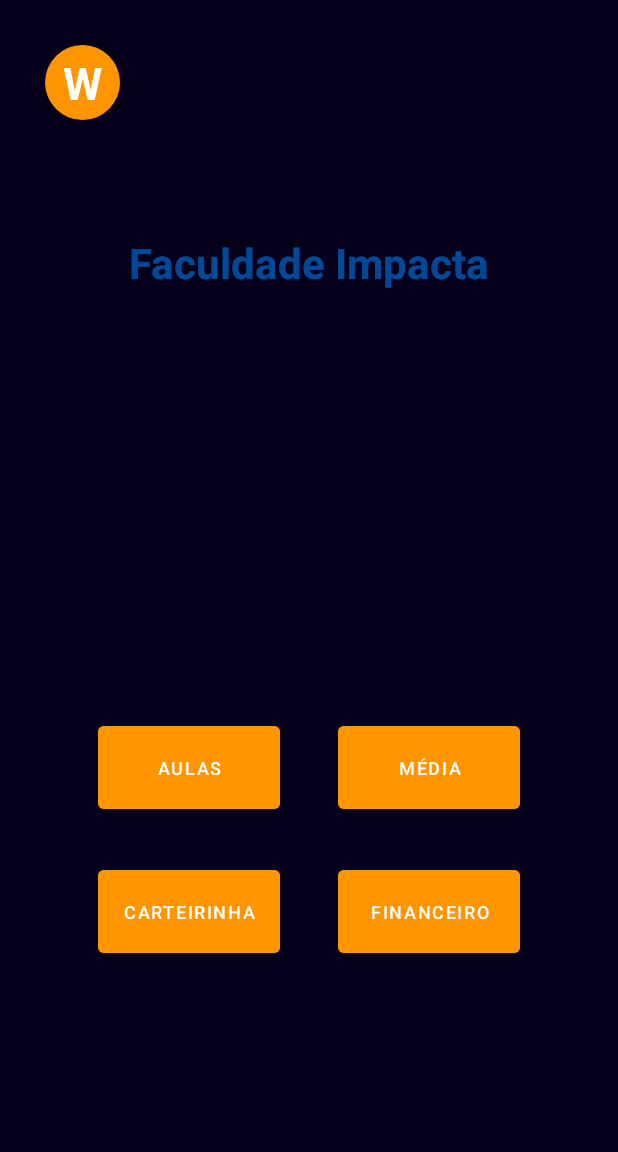
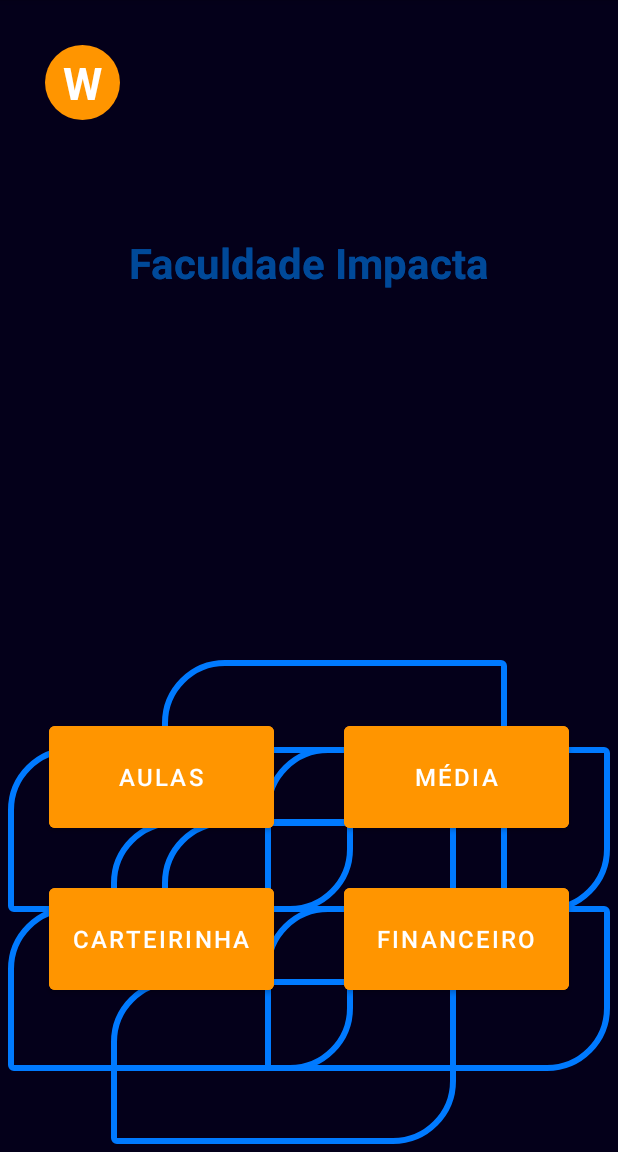
Before and after one commit to WallyssonSousa/carteira-aluno, an Android app: the screen it shows after launch (MainActivity), on a phone screen of 412 x 824 dp, the part 84-1236 px from its top. Run offline under Robolectric (Android 15) with nearby library versions, the phone set to English and light mode, and no system bars.

Commit message:
adicionando grades azuis entre os botões de navegação

```diff
--- /dev/null
+++ b/app/src/main/res/drawable/border.xml
@@ -0,0 +1,10 @@
+<?xml version="1.0" encoding="utf-8"?>
+<shape xmlns:android="http://schemas.android.com/apk/res/android">
+    <stroke android:width="4dp" android:color="#007AFF" /> <!-- Borda azul -->
+
+    <corners
+        android:topLeftRadius="40dp"
+        android:topRightRadius="2dp"
+        android:bottomLeftRadius="2dp"
+        android:bottomRightRadius="40dp" />
+</shape>
--- a/app/src/main/res/layout/activity_main.xml
+++ b/app/src/main/res/layout/activity_main.xml
@@ -34,6 +34,13 @@
 
     </FrameLayout>
 
+<!--    <ImageView-->
+<!--        android:layout_width="wrap_content"-->
+<!--        android:layout_height="wrap_content"-->
+<!--        android:background="@drawable/img/img_logo_impacta.png"/>-->
+
+
+
     <TextView
         android:id="@+id/txtFaculdade2"
         android:layout_width="wrap_content"
@@ -64,59 +71,158 @@
 
     <Button
         android:id="@+id/btnMedia"
-        android:layout_width="121dp"
-        android:layout_height="67dp"
+        android:layout_width="150dp"
+        android:layout_height="80dp"
         android:layout_marginTop="284dp"
         android:backgroundTint="#FF9500"
         android:text="Média"
         android:textColor="@android:color/white"
-        android:textSize="12dp"
+        android:textSize="16dp"
+        android:elevation="20dp"
         app:layout_constraintEnd_toEndOf="parent"
-        app:layout_constraintHorizontal_bias="0.775"
+        app:layout_constraintHorizontal_bias="0.875"
         app:layout_constraintStart_toStartOf="parent"
         app:layout_constraintTop_toBottomOf="@id/txtFaculdade" />
 
     <Button
         android:id="@+id/btnAulas"
-        android:layout_width="121dp"
-        android:layout_height="67dp"
+        android:layout_width="150dp"
+        android:layout_height="80dp"
         android:layout_marginTop="284dp"
         android:backgroundTint="#FF9500"
         android:text="Aulas"
         android:textColor="@android:color/white"
-        android:textSize="12dp"
+        android:textSize="16dp"
+        android:elevation="2dp"
         app:layout_constraintEnd_toEndOf="parent"
-        app:layout_constraintHorizontal_bias="0.225"
+        app:layout_constraintHorizontal_bias="0.125"
         app:layout_constraintStart_toStartOf="parent"
         app:layout_constraintTop_toBottomOf="@id/txtFaculdade" />
 
     <Button
         android:id="@+id/btnCarteirinha"
-        android:layout_width="121dp"
-        android:layout_height="67dp"
-        android:layout_marginTop="380dp"
+        android:layout_width="150dp"
+        android:layout_height="80dp"
+        android:layout_marginTop="392dp"
         android:backgroundTint="#FF9500"
         android:text="Carteirinha"
         android:textColor="@android:color/white"
-        android:textSize="12dp"
+        android:textSize="16dp"
         app:layout_constraintEnd_toEndOf="parent"
-        app:layout_constraintHorizontal_bias="0.225"
+        app:layout_constraintHorizontal_bias="0.125"
         app:layout_constraintStart_toStartOf="parent"
         app:layout_constraintTop_toBottomOf="@id/txtFaculdade" />
 
     <Button
         android:id="@+id/btnFinanceiro"
-        android:layout_width="121dp"
-        android:layout_height="67dp"
-        android:layout_marginTop="380dp"
+        android:layout_width="150dp"
+        android:layout_height="80dp"
+        android:layout_marginTop="392dp"
         android:backgroundTint="#FF9500"
         android:text="Financeiro"
         android:textColor="@android:color/white"
-        android:textSize="12dp"
+        android:textSize="16dp"
         app:layout_constraintEnd_toEndOf="parent"
-        app:layout_constraintHorizontal_bias="0.775"
+        app:layout_constraintHorizontal_bias="0.875"
         app:layout_constraintStart_toStartOf="parent"
         app:layout_constraintTop_toBottomOf="@id/txtFaculdade" />
+
+    <!--1--><TextView
+        android:layout_width="230dp"
+        android:layout_height="110dp"
+        android:layout_marginBottom="54dp"
+        android:layout_marginLeft="5dp"
+        android:layout_marginRight="5dp"
+        android:background="@drawable/border"
+        android:gravity="center"
+        android:textColor="#FFFFFF"
+        app:layout_constraintBottom_toBottomOf="parent"
+        app:layout_constraintStart_toStartOf="parent" />
+    <!--2--><TextView
+        android:layout_width="230dp"
+        android:layout_height="110dp"
+        android:layout_marginBottom="160dp"
+        android:layout_marginLeft="5dp"
+        android:layout_marginRight="5dp"
+        android:background="@drawable/border"
+        android:gravity="center"
+        android:textColor="#FFFFFF"
+        app:layout_constraintBottom_toBottomOf="parent"
+        app:layout_constraintStart_toStartOf="parent" />
+    <!--3--><TextView
+        android:layout_width="230dp"
+        android:layout_height="110dp"
+        android:layout_marginBottom="5dp"
+        android:layout_marginLeft="5dp"
+        android:layout_marginRight="5dp"
+        android:background="@drawable/border"
+        android:gravity="center"
+        android:textColor="#FFFFFF"
+        app:layout_constraintEnd_toEndOf="parent"
+        app:layout_constraintHorizontal_bias="0.4"
+        app:layout_constraintBottom_toBottomOf="parent"
+        app:layout_constraintStart_toStartOf="parent" />
+    <!--4--><TextView
+        android:layout_width="230dp"
+        android:layout_height="110dp"
+        android:layout_marginBottom="111dp"
+        android:layout_marginLeft="5dp"
+        android:layout_marginRight="5dp"
+        android:background="@drawable/border"
+        android:gravity="center"
+        android:textColor="#FFFFFF"
+        app:layout_constraintEnd_toEndOf="parent"
+        app:layout_constraintHorizontal_bias="0.4"
+        app:layout_constraintBottom_toBottomOf="parent"
+        app:layout_constraintStart_toStartOf="parent" />
+    <!--5--><TextView
+        android:layout_width="230dp"
+        android:layout_height="110dp"
+        android:layout_marginBottom="54dp"
+        android:layout_marginLeft="5dp"
+        android:layout_marginRight="5dp"
+        android:background="@drawable/border"
+        android:gravity="center"
+        android:textColor="#FFFFFF"
+        app:layout_constraintBottom_toBottomOf="parent"
+        app:layout_constraintEnd_toEndOf="parent" />
+    <!--6--><TextView
+        android:layout_width="230dp"
+        android:layout_height="110dp"
+        android:layout_marginBottom="160dp"
+        android:layout_marginLeft="5dp"
+        android:layout_marginRight="5dp"
+        android:background="@drawable/border"
+        android:gravity="center"
+        android:textColor="#FFFFFF"
+        app:layout_constraintBottom_toBottomOf="parent"
+        app:layout_constraintEnd_toEndOf="parent" />
+    <!--7--><TextView
+        android:layout_width="230dp"
+        android:layout_height="110dp"
+        android:layout_marginBottom="111dp"
+        android:layout_marginLeft="5dp"
+        android:layout_marginRight="5dp"
+        android:background="@drawable/border"
+        android:gravity="center"
+        android:textColor="#FFFFFF"
+        app:layout_constraintEnd_toEndOf="parent"
+        app:layout_constraintHorizontal_bias="0.6"
+        app:layout_constraintBottom_toBottomOf="parent"
+        app:layout_constraintStart_toStartOf="parent" />
+    <!--8--><TextView
+        android:layout_width="230dp"
+        android:layout_height="110dp"
+        android:layout_marginBottom="218dp"
+        android:layout_marginLeft="5dp"
+        android:layout_marginRight="5dp"
+        android:background="@drawable/border"
+        android:gravity="center"
+        android:textColor="#FFFFFF"
+        app:layout_constraintEnd_toEndOf="parent"
+        app:layout_constraintHorizontal_bias="0.6"
+        app:layout_constraintBottom_toBottomOf="parent"
+        app:layout_constraintStart_toStartOf="parent" />
 
     <androidx.constraintlayout.helper.widget.Flow
         android:id="@+id/flow"
```
